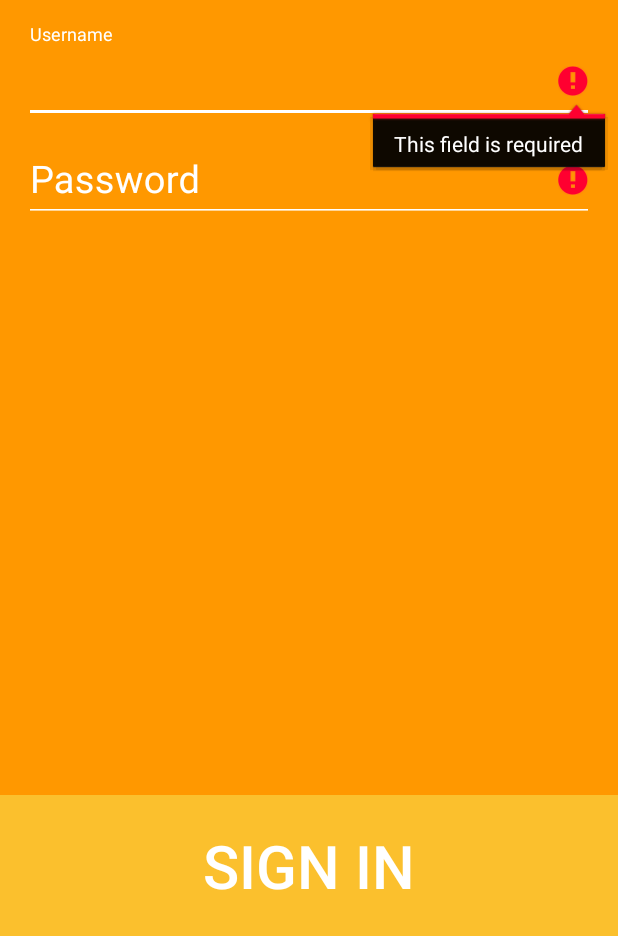
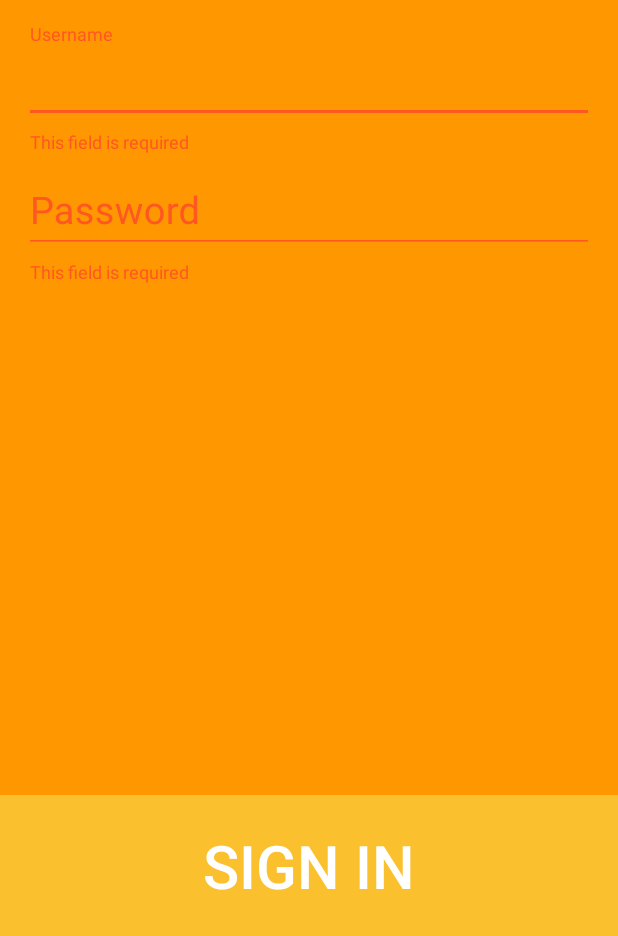
Before and after one commit to olund/Bling, an Android app: the LoginActivity screen opened directly, with no data from a screen before it, after a tap on "SIGN IN", on a phone screen of 412 x 824 dp, the part 300-1236 px from its top. Run offline under Robolectric (Android 15) with nearby library versions, the phone set to English and light mode, and no system bars; our stand-ins replace Volley.

Commit message:
Changed design for login error fields and added api down

```diff
--- a/app/src/main/java/com/bling/app/activity/LoginActivity.java
+++ b/app/src/main/java/com/bling/app/activity/LoginActivity.java
@@ -7,6 +7,7 @@ import android.content.SharedPreferences;
 import android.content.pm.PackageManager;
 import android.support.annotation.NonNull;
 import android.support.design.widget.Snackbar;
+import android.support.design.widget.TextInputLayout;
 import android.support.v4.content.ContextCompat;
 import android.support.v7.app.AppCompatActivity;
 import android.app.LoaderManager.LoaderCallbacks;
@@ -74,6 +75,8 @@ public class LoginActivity extends AppCompatActivity {
     private View mLoginFormView;
     private View mLoginTitle;
     private Button mLoginButton;
+    private TextInputLayout mUsernameWrapper;
+    private TextInputLayout mPasswordWrapper;
 
     @Override
     protected void onCreate(Bundle savedInstanceState) {
@@ -105,6 +108,9 @@ public class LoginActivity extends AppCompatActivity {
         //mLoginTitle = findViewById(R.id.login_title);
         mLoginFormView = findViewById(R.id.login_form);
         mProgressView = findViewById(R.id.login_progress);
+
+        mUsernameWrapper = (TextInputLayout) findViewById(R.id.username_wrapper);
+        mPasswordWrapper = (TextInputLayout) findViewById(R.id.password_wrapper);
     }
 
     /**
@@ -120,6 +126,9 @@ public class LoginActivity extends AppCompatActivity {
         // Reset errors.
         mUsernameView.setError(null);
         mPasswordView.setError(null);
+        mUsernameWrapper.setErrorEnabled(false);
+        mPasswordWrapper.setErrorEnabled(false);
+
 
         // Store values at the time of the login attempt.
         String username = mUsernameView.getText().toString();
@@ -130,14 +139,16 @@ public class LoginActivity extends AppCompatActivity {
 
         // Check for a valid password, if the user entered one.
         if (TextUtils.isEmpty(password)) {
-            mPasswordView.setError(getString(R.string.error_field_required));
+            mPasswordWrapper.setErrorEnabled(true);
+            mPasswordWrapper.setError(getString(R.string.error_field_required));
             focusView = mPasswordView;
             cancel = true;
         }
 
         // Check for a valid username.
         if (TextUtils.isEmpty(username)) {
-            mUsernameView.setError(getString(R.string.error_field_required));
+            mUsernameWrapper.setErrorEnabled(true);
+            mUsernameWrapper.setError(getString(R.string.error_field_required));
             focusView = mUsernameView;
             cancel = true;
         }
@@ -240,8 +251,8 @@ public class LoginActivity extends AppCompatActivity {
                     try {
                         Log.i(TAG, response.toString(4));
                         if (response.has("err")) {
-                            mUsernameView.setError(getString(R.string.error_invalid_user));
-                            mUsernameView.requestFocus();
+                            mUsernameWrapper.setErrorEnabled(true);
+                            mUsernameWrapper.setError(getString(R.string.error_invalid_user));
                             return;
                         } else {
                             Log.d(TAG, "Logged in");
@@ -278,8 +289,8 @@ public class LoginActivity extends AppCompatActivity {
 
                 finish();
             } else {
-                mPasswordView.setError(getString(R.string.error_incorrect_password));
-                mPasswordView.requestFocus();
+                mUsernameWrapper.setErrorEnabled(true);
+                mUsernameWrapper.setError(getString(R.string.api_down));
             }
         }
 
--- a/app/src/main/res/layout/activity_login.xml
+++ b/app/src/main/res/layout/activity_login.xml
@@ -39,7 +39,8 @@
 
         <android.support.design.widget.TextInputLayout
             android:layout_width="match_parent"
-            android:layout_height="wrap_content">
+            android:layout_height="wrap_content"
+            android:id="@+id/username_wrapper">
 
             <EditText
                 android:id="@+id/username"
@@ -56,7 +57,8 @@
 
         <android.support.design.widget.TextInputLayout
             android:layout_width="match_parent"
-            android:layout_height="wrap_content" >
+            android:layout_height="wrap_content"
+            android:id="@+id/password_wrapper">
 
             <EditText
                 android:id="@+id/password"
--- a/app/src/main/res/values/strings.xml
+++ b/app/src/main/res/values/strings.xml
@@ -38,4 +38,5 @@
     <string name="error_user_not_found">User not found</string>
     <string name="error_invalid_user">Invalid username or password</string>
     <string name="title_logout">Logout</string>
+    <string name="api_down">Could not reach Bling servers, try again later.</string>
 </resources>
```
